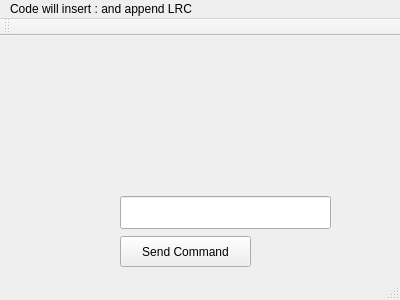
The window that mainwindow.ui (GeorgeIoak/QtSerialPort) describes before a commit, drawn with Qt 5.
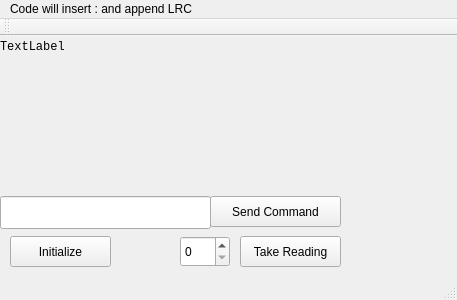
The same window after the commit.

What changed in the file:
```diff
--- a/mainwindow.ui
+++ b/mainwindow.ui
@@ -6,7 +6,7 @@
    <rect>
     <x>0</x>
     <y>0</y>
-    <width>400</width>
+    <width>457</width>
     <height>300</height>
    </rect>
   </property>
@@ -17,8 +17,8 @@
    <widget class="QPushButton" name="btnSendCmd">
     <property name="geometry">
      <rect>
-      <x>120</x>
-      <y>200</y>
+      <x>210</x>
+      <y>160</y>
       <width>131</width>
       <height>31</height>
      </rect>
@@ -31,9 +31,9 @@
     <property name="geometry">
      <rect>
       <x>10</x>
-      <y>10</y>
-      <width>361</width>
-      <height>151</height>
+      <y>110</y>
+      <width>441</width>
+      <height>51</height>
      </rect>
     </property>
     <property name="text">
@@ -43,20 +43,83 @@
    <widget class="QLineEdit" name="cmdEntered">
     <property name="geometry">
      <rect>
-      <x>120</x>
+      <x>0</x>
       <y>160</y>
       <width>211</width>
       <height>33</height>
      </rect>
     </property>
    </widget>
+   <widget class="QLabel" name="label_DateTime">
+    <property name="geometry">
+     <rect>
+      <x>0</x>
+      <y>0</y>
+      <width>101</width>
+      <height>21</height>
+     </rect>
+    </property>
+    <property name="font">
+     <font>
+      <family>Monospace</family>
+     </font>
+    </property>
+    <property name="text">
+     <string>TextLabel</string>
+    </property>
+   </widget>
+   <widget class="QPushButton" name="btnTake1">
+    <property name="geometry">
+     <rect>
+      <x>240</x>
+      <y>200</y>
+      <width>101</width>
+      <height>31</height>
+     </rect>
+    </property>
+    <property name="text">
+     <string>Take Reading</string>
+    </property>
+   </widget>
+   <widget class="QPushButton" name="btnInit">
+    <property name="geometry">
+     <rect>
+      <x>10</x>
+      <y>200</y>
+      <width>101</width>
+      <height>31</height>
+     </rect>
+    </property>
+    <property name="text">
+     <string>Initialize</string>
+    </property>
+   </widget>
+   <widget class="QSpinBox" name="spinBox">
+    <property name="geometry">
+     <rect>
+      <x>180</x>
+      <y>200</y>
+      <width>50</width>
+      <height>31</height>
+     </rect>
+    </property>
+   </widget>
   </widget>
+  <widget class="QToolBar" name="mainToolBar">
+   <attribute name="toolBarArea">
+    <enum>TopToolBarArea</enum>
+   </attribute>
+   <attribute name="toolBarBreak">
+    <bool>false</bool>
+   </attribute>
+  </widget>
+  <widget class="QStatusBar" name="statusBar"/>
   <widget class="QMenuBar" name="menuBar">
    <property name="geometry">
     <rect>
      <x>0</x>
      <y>0</y>
-     <width>400</width>
+     <width>457</width>
      <height>27</height>
     </rect>
    </property>
@@ -67,15 +130,6 @@
    </widget>
    <addaction name="menuTest_Application"/>
   </widget>
-  <widget class="QToolBar" name="mainToolBar">
-   <attribute name="toolBarArea">
-    <enum>TopToolBarArea</enum>
-   </attribute>
-   <attribute name="toolBarBreak">
-    <bool>false</bool>
-   </attribute>
-  </widget>
-  <widget class="QStatusBar" name="statusBar"/>
  </widget>
  <layoutdefault spacing="6" margin="11"/>
  <resources/>
```
